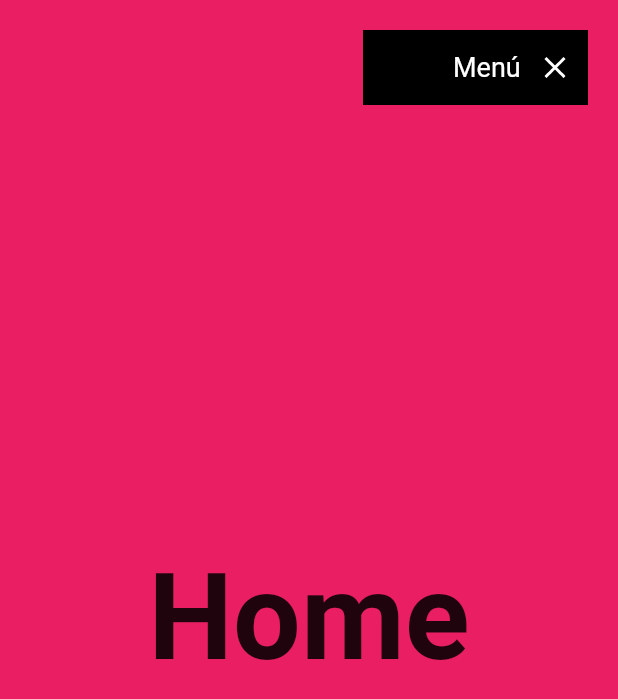
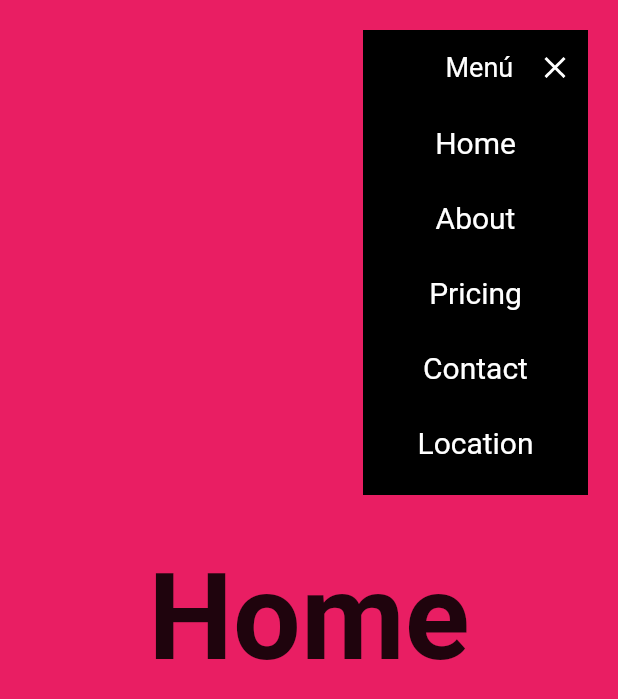
Before and after one commit to alupa/vertical_landing_page, a Flutter app: the screen it shows after launch, after a tap on "Menú", on a phone screen of 412 x 824 dp. Shown: the top 699 px of the screen. Run offline on Flutter 3.47's test engine with Material 2 defaults, Android fonts, the light colour scheme and no system bars; our stand-ins replace animate_do, fluro, google_fonts.

Commit message:
Detalles esteticos del menú

```diff
--- a/lib/ui/shared/custom_app_menu.dart
+++ b/lib/ui/shared/custom_app_menu.dart
@@ -1,5 +1,6 @@
 import 'package:flutter/material.dart';
 import 'package:google_fonts/google_fonts.dart';
+import 'package:vertical_landing_page/ui/shared/custom_menu_item.dart';
 
 class CustomAppMenu extends StatefulWidget {
   const CustomAppMenu({Key? key}) : super(key: key);
@@ -32,14 +33,48 @@
         child: Container(
           padding: EdgeInsets.symmetric(horizontal: 10),
           width: 150,
+          height: isOpen ? 310 : 50,
+          color: Colors.black,
+          child: Column(
+            children: [
+              _MenuTitle(isOpen: isOpen, controller: controller),
+              if (isOpen) ...[
+                CustomMenuItem(delay: 0, text: 'Home', onPressed: () {}),
+                CustomMenuItem(delay: 30, text: 'About', onPressed: () {}),
+                CustomMenuItem(delay: 60, text: 'Pricing', onPressed: () {}),
+                CustomMenuItem(delay: 90, text: 'Contact', onPressed: () {}),
+                CustomMenuItem(delay: 120, text: 'Location', onPressed: () {}),
+                SizedBox(height: 10)
+              ]
+            ],
+          ),
+        ),
+      ),
+    );
+  }
+}
+
+class _MenuTitle extends StatelessWidget {
+  const _MenuTitle({
+    Key? key,
+    required this.isOpen,
+    required this.controller,
+  }) : super(key: key);
+
+  final bool isOpen;
+  final AnimationController controller;
+
+  @override
+  Widget build(BuildContext context) {
+    return Container(
+      width: 150,
       height: 50,
-          color: Colors.black,
       child: Row(
         children: [
           AnimatedContainer(
             duration: Duration(milliseconds: 200),
             curve: Curves.easeInOut,
-                width: isOpen ? 50 : 0,
+            width: isOpen ? 45 : 0,
           ),
           Text('Menú',
               style: GoogleFonts.roboto(
@@ -54,8 +89,6 @@
           )
         ],
       ),
-        ),
-      ),
     );
   }
 }
--- /dev/null
+++ b/lib/ui/shared/custom_menu_item.dart
@@ -0,0 +1,47 @@
+import 'package:animate_do/animate_do.dart';
+import 'package:flutter/material.dart';
+import 'package:google_fonts/google_fonts.dart';
+
+class CustomMenuItem extends StatefulWidget {
+  final String text;
+  final Function onPressed;
+  final int delay;
+
+  const CustomMenuItem(
+      {Key? key, required this.text, required this.onPressed, this.delay = 0})
+      : super(key: key);
+
+  @override
+  _CustomMenuItemState createState() => _CustomMenuItemState();
+}
+
+class _CustomMenuItemState extends State<CustomMenuItem> {
+  bool isHover = false;
+  @override
+  Widget build(BuildContext context) {
+    return FadeInLeft(
+      from: 10,
+      duration: Duration(milliseconds: 150),
+      delay: Duration(milliseconds: widget.delay),
+      child: MouseRegion(
+        onEnter: (_) => setState(() => isHover = true),
+        onExit: (_) => setState(() => isHover = false),
+        child: GestureDetector(
+          onTap: () => widget.onPressed,
+          child: AnimatedContainer(
+            duration: Duration(milliseconds: 300),
+            width: 150,
+            height: 50,
+            color: isHover ? Colors.pinkAccent : Colors.black,
+            child: Center(
+              child: Text(
+                widget.text,
+                style: GoogleFonts.roboto(fontSize: 20, color: Colors.white),
+              ),
+            ),
+          ),
+        ),
+      ),
+    );
+  }
+}
--- a/pubspec.yaml
+++ b/pubspec.yaml
@@ -23,6 +23,7 @@
 dependencies:
   flutter:
     sdk: flutter
+  animate_do: ^2.0.0
   cupertino_icons: ^1.0.2
   fluro: ^2.0.3
   google_fonts: ^2.1.0
```
Also changed, not shown: pubspec.lock. Lines whose indentation alone changed are shown as unchanged.
